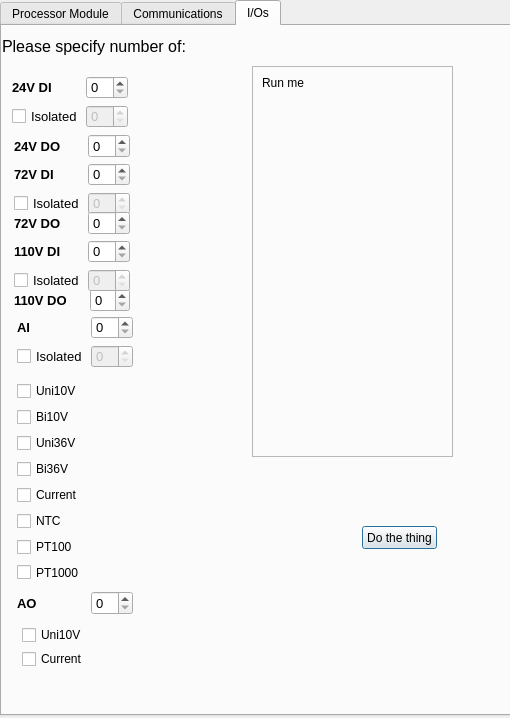
First picture: the form in untitled.ui, repository WRooke/PC3Configurator, before the edit.
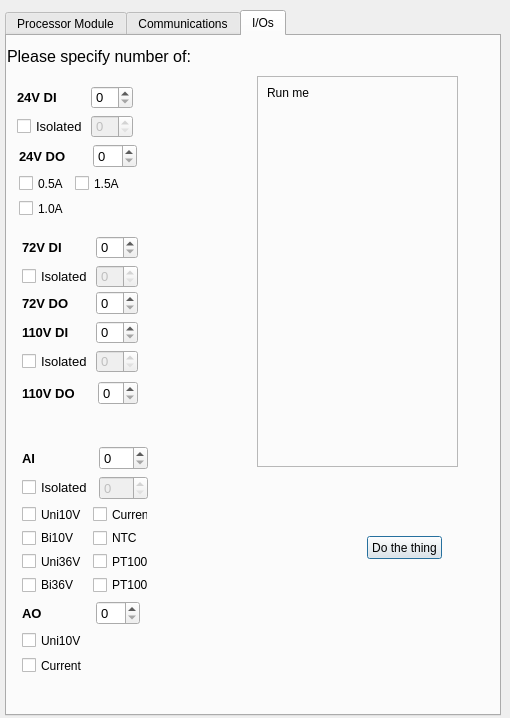
Second picture: the form after the edit.

Commit message:
Added DO currents to GUI and functional code
Have not updated DB to reflect changes and currently code is untested

```diff
--- a/untitled.ui
+++ b/untitled.ui
@@ -16,10 +16,10 @@
   <widget class="QTabWidget" name="tabWidget">
    <property name="geometry">
     <rect>
-     <x>0</x>
-     <y>0</y>
-     <width>511</width>
-     <height>716</height>
+     <x>5</x>
+     <y>10</y>
+     <width>496</width>
+     <height>706</height>
     </rect>
    </property>
    <property name="currentIndex">
@@ -258,140 +258,7 @@
      <property name="geometry">
       <rect>
        <x>15</x>
-       <y>290</y>
-       <width>116</width>
-       <height>52</height>
-      </rect>
-     </property>
-     <layout class="QGridLayout" name="gridLayout_7">
-      <item row="0" column="0">
-       <widget class="QLabel" name="label_8">
-        <property name="minimumSize">
-         <size>
-          <width>68</width>
-          <height>0</height>
-         </size>
-        </property>
-        <property name="font">
-         <font>
-          <pointsize>10</pointsize>
-          <weight>75</weight>
-          <bold>true</bold>
-         </font>
-        </property>
-        <property name="text">
-         <string>AI</string>
-        </property>
-       </widget>
-      </item>
-      <item row="0" column="1">
-       <widget class="QSpinBox" name="AI">
-        <property name="enabled">
-         <bool>true</bool>
-        </property>
-        <property name="font">
-         <font>
-          <pointsize>10</pointsize>
-         </font>
-        </property>
-       </widget>
-      </item>
-      <item row="1" column="0">
-       <widget class="QCheckBox" name="AI_IsoCheck">
-        <property name="font">
-         <font>
-          <pointsize>10</pointsize>
-         </font>
-        </property>
-        <property name="text">
-         <string>Isolated</string>
-        </property>
-        <property name="checked">
-         <bool>false</bool>
-        </property>
-        <property name="autoRepeat">
-         <bool>false</bool>
-        </property>
-        <property name="autoExclusive">
-         <bool>false</bool>
-        </property>
-        <property name="autoRepeatDelay">
-         <number>1</number>
-        </property>
-        <property name="autoRepeatInterval">
-         <number>1</number>
-        </property>
-        <property name="tristate">
-         <bool>false</bool>
-        </property>
-       </widget>
-      </item>
-      <item row="1" column="1">
-       <widget class="QSpinBox" name="AI_ISO">
-        <property name="enabled">
-         <bool>false</bool>
-        </property>
-        <property name="font">
-         <font>
-          <pointsize>10</pointsize>
-         </font>
-        </property>
-       </widget>
-      </item>
-     </layout>
-    </widget>
-    <widget class="QWidget" name="layoutWidget">
-     <property name="geometry">
-      <rect>
-       <x>15</x>
-       <y>565</y>
-       <width>116</width>
-       <height>24</height>
-      </rect>
-     </property>
-     <layout class="QGridLayout" name="gridLayout_8">
-      <item row="0" column="0">
-       <widget class="QLabel" name="label_9">
-        <property name="sizePolicy">
-         <sizepolicy hsizetype="Preferred" vsizetype="Preferred">
-          <horstretch>0</horstretch>
-          <verstretch>0</verstretch>
-         </sizepolicy>
-        </property>
-        <property name="minimumSize">
-         <size>
-          <width>68</width>
-          <height>0</height>
-         </size>
-        </property>
-        <property name="font">
-         <font>
-          <pointsize>10</pointsize>
-          <weight>75</weight>
-          <bold>true</bold>
-         </font>
-        </property>
-        <property name="text">
-         <string>AO</string>
-        </property>
-       </widget>
-      </item>
-      <item row="0" column="1">
-       <widget class="QSpinBox" name="AO">
-        <property name="font">
-         <font>
-          <pointsize>10</pointsize>
-         </font>
-        </property>
-       </widget>
-      </item>
-     </layout>
-    </widget>
-    <widget class="QWidget" name="layoutWidget">
-     <property name="geometry">
-      <rect>
-       <x>12</x>
-       <y>262</y>
+       <y>345</y>
        <width>116</width>
        <height>24</height>
       </rect>
@@ -446,8 +313,8 @@
     <widget class="QWidget" name="layoutWidget">
      <property name="geometry">
       <rect>
-       <x>12</x>
-       <y>137</y>
+       <x>15</x>
+       <y>200</y>
        <width>116</width>
        <height>52</height>
       </rect>
@@ -523,55 +390,8 @@
     <widget class="QWidget" name="layoutWidget">
      <property name="geometry">
       <rect>
-       <x>12</x>
-       <y>108</y>
-       <width>116</width>
-       <height>24</height>
-      </rect>
-     </property>
-     <layout class="QGridLayout" name="gridLayout_2">
-      <item row="0" column="0">
-       <widget class="QLabel" name="label_3">
-        <property name="minimumSize">
-         <size>
-          <width>68</width>
-          <height>0</height>
-         </size>
-        </property>
-        <property name="font">
-         <font>
-          <pointsize>10</pointsize>
-          <weight>75</weight>
-          <bold>true</bold>
-         </font>
-        </property>
-        <property name="text">
-         <string>24V DO</string>
-        </property>
-       </widget>
-      </item>
-      <item row="0" column="1">
-       <widget class="QSpinBox" name="DO24">
-        <property name="maximumSize">
-         <size>
-          <width>16777215</width>
-          <height>16777215</height>
-         </size>
-        </property>
-        <property name="font">
-         <font>
-          <pointsize>10</pointsize>
-         </font>
-        </property>
-       </widget>
-      </item>
-     </layout>
-    </widget>
-    <widget class="QWidget" name="layoutWidget">
-     <property name="geometry">
-      <rect>
-       <x>12</x>
-       <y>185</y>
+       <x>15</x>
+       <y>255</y>
        <width>116</width>
        <height>24</height>
       </rect>
@@ -611,8 +431,8 @@
     <widget class="QWidget" name="layoutWidget">
      <property name="geometry">
       <rect>
-       <x>12</x>
-       <y>214</y>
+       <x>15</x>
+       <y>285</y>
        <width>116</width>
        <height>52</height>
       </rect>
@@ -697,97 +517,298 @@
       </item>
      </layout>
     </widget>
-    <widget class="QWidget" name="layoutWidget">
+    <widget class="QWidget" name="">
      <property name="geometry">
       <rect>
        <x>15</x>
-       <y>355</y>
-       <width>72</width>
-       <height>201</height>
+       <y>410</y>
+       <width>126</width>
+       <height>148</height>
       </rect>
      </property>
-     <layout class="QVBoxLayout" name="AICheckboxes">
+     <layout class="QVBoxLayout" name="AILayout">
       <item>
-       <widget class="QCheckBox" name="AIUni10V">
-        <property name="text">
-         <string>Uni10V</string>
-        </property>
-       </widget>
+       <layout class="QGridLayout" name="gridLayout_7">
+        <item row="0" column="0">
+         <widget class="QLabel" name="label_8">
+          <property name="minimumSize">
+           <size>
+            <width>68</width>
+            <height>0</height>
+           </size>
+          </property>
+          <property name="font">
+           <font>
+            <pointsize>10</pointsize>
+            <weight>75</weight>
+            <bold>true</bold>
+           </font>
+          </property>
+          <property name="text">
+           <string>AI</string>
+          </property>
+         </widget>
+        </item>
+        <item row="0" column="1">
+         <widget class="QSpinBox" name="AI">
+          <property name="enabled">
+           <bool>true</bool>
+          </property>
+          <property name="font">
+           <font>
+            <pointsize>10</pointsize>
+           </font>
+          </property>
+         </widget>
+        </item>
+        <item row="1" column="0">
+         <widget class="QCheckBox" name="AI_IsoCheck">
+          <property name="font">
+           <font>
+            <pointsize>10</pointsize>
+           </font>
+          </property>
+          <property name="text">
+           <string>Isolated</string>
+          </property>
+          <property name="checked">
+           <bool>false</bool>
+          </property>
+          <property name="autoRepeat">
+           <bool>false</bool>
+          </property>
+          <property name="autoExclusive">
+           <bool>false</bool>
+          </property>
+          <property name="autoRepeatDelay">
+           <number>1</number>
+          </property>
+          <property name="autoRepeatInterval">
+           <number>1</number>
+          </property>
+          <property name="tristate">
+           <bool>false</bool>
+          </property>
+         </widget>
+        </item>
+        <item row="1" column="1">
+         <widget class="QSpinBox" name="AI_ISO">
+          <property name="enabled">
+           <bool>false</bool>
+          </property>
+          <property name="font">
+           <font>
+            <pointsize>10</pointsize>
+           </font>
+          </property>
+         </widget>
+        </item>
+       </layout>
       </item>
       <item>
-       <widget class="QCheckBox" name="AIBi10V">
-        <property name="text">
-         <string>Bi10V</string>
-        </property>
-       </widget>
+       <layout class="QFormLayout" name="AICheckboxes">
+        <item row="0" column="0">
+         <widget class="QCheckBox" name="AIUni10V">
+          <property name="text">
+           <string>Uni10V</string>
+          </property>
+         </widget>
+        </item>
+        <item row="0" column="1">
+         <widget class="QCheckBox" name="AICurrent">
+          <property name="text">
+           <string>Current</string>
+          </property>
+         </widget>
+        </item>
+        <item row="1" column="0">
+         <widget class="QCheckBox" name="AIBi10V">
+          <property name="text">
+           <string>Bi10V</string>
+          </property>
+         </widget>
+        </item>
+        <item row="1" column="1">
+         <widget class="QCheckBox" name="AINTC">
+          <property name="text">
+           <string>NTC</string>
+          </property>
+         </widget>
+        </item>
+        <item row="2" column="0">
+         <widget class="QCheckBox" name="AIUni36V">
+          <property name="text">
+           <string>Uni36V</string>
+          </property>
+         </widget>
+        </item>
+        <item row="2" column="1">
+         <widget class="QCheckBox" name="AIPT100">
+          <property name="text">
+           <string>PT100</string>
+          </property>
+         </widget>
+        </item>
+        <item row="3" column="0">
+         <widget class="QCheckBox" name="AIBi36V">
+          <property name="text">
+           <string>Bi36V</string>
+          </property>
+         </widget>
+        </item>
+        <item row="3" column="1">
+         <widget class="QCheckBox" name="AIPT1000">
+          <property name="text">
+           <string>PT1000</string>
+          </property>
+         </widget>
+        </item>
+       </layout>
       </item>
+     </layout>
+    </widget>
+    <widget class="QWidget" name="">
+     <property name="geometry">
+      <rect>
+       <x>15</x>
+       <y>565</y>
+       <width>118</width>
+       <height>74</height>
+      </rect>
+     </property>
+     <layout class="QVBoxLayout" name="AOLayout">
       <item>
-       <widget class="QCheckBox" name="AIUni36V">
-        <property name="text">
-         <string>Uni36V</string>
-        </property>
-       </widget>
+       <layout class="QGridLayout" name="gridLayout_8">
+        <item row="0" column="0">
+         <widget class="QLabel" name="label_9">
+          <property name="sizePolicy">
+           <sizepolicy hsizetype="Preferred" vsizetype="Preferred">
+            <horstretch>0</horstretch>
+            <verstretch>0</verstretch>
+           </sizepolicy>
+          </property>
+          <property name="minimumSize">
+           <size>
+            <width>68</width>
+            <height>0</height>
+           </size>
+          </property>
+          <property name="font">
+           <font>
+            <pointsize>10</pointsize>
+            <weight>75</weight>
+            <bold>true</bold>
+           </font>
+          </property>
+          <property name="text">
+           <string>AO</string>
+          </property>
+         </widget>
+        </item>
+        <item row="0" column="1">
+         <widget class="QSpinBox" name="AO">
+          <property name="font">
+           <font>
+            <pointsize>10</pointsize>
+           </font>
+          </property>
+         </widget>
+        </item>
+       </layout>
       </item>
       <item>
-       <widget class="QCheckBox" name="AIBi36V">
-        <property name="text">
-         <string>Bi36V</string>
-        </property>
-       </widget>
+       <layout class="QVBoxLayout" name="AOCheckboxes">
+        <item>
+         <widget class="QCheckBox" name="AOUni10V">
+          <property name="text">
+           <string>Uni10V</string>
+          </property>
+         </widget>
+        </item>
+        <item>
+         <widget class="QCheckBox" name="AOCurrent">
+          <property name="text">
+           <string>Current</string>
+          </property>
+         </widget>
+        </item>
+       </layout>
       </item>
-      <item>
-       <widget class="QCheckBox" name="AICurrent">
-        <property name="text">
-         <string>Current</string>
-        </property>
-       </widget>
-      </item>
-      <item>
-       <widget class="QCheckBox" name="AINTC">
-        <property name="text">
-         <string>NTC</string>
-        </property>
-       </widget>
-      </item>
-      <item>
-       <widget class="QCheckBox" name="AIPT100">
-        <property name="text">
-         <string>PT100</string>
-        </property>
-       </widget>
-      </item>
-      <item>
-       <widget class="QCheckBox" name="AIPT1000">
-        <property name="text">
-         <string>PT1000</string>
-        </property>
-       </widget>
-      </item>
      </layout>
     </widget>
-    <widget class="QWidget" name="layoutWidget">
+    <widget class="QWidget" name="">
      <property name="geometry">
       <rect>
-       <x>20</x>
-       <y>600</y>
-       <width>72</width>
-       <height>42</height>
+       <x>12</x>
+       <y>108</y>
+       <width>118</width>
+       <height>74</height>
       </rect>
      </property>
-     <layout class="QVBoxLayout" name="AOCheckboxes">
+     <layout class="QVBoxLayout" name="DO24Layout">
       <item>
-       <widget class="QCheckBox" name="AOUni10V">
-        <property name="text">
-         <string>Uni10V</string>
-        </property>
-       </widget>
+       <layout class="QGridLayout" name="gridLayout_2">
+        <item row="0" column="0">
+         <widget class="QLabel" name="label_3">
+          <property name="minimumSize">
+           <size>
+            <width>68</width>
+            <height>0</height>
+           </size>
+          </property>
+          <property name="font">
+           <font>
+            <pointsize>10</pointsize>
+            <weight>75</weight>
+            <bold>true</bold>
+           </font>
+          </property>
+          <property name="text">
+           <string>24V DO</string>
+          </property>
+         </widget>
+        </item>
+        <item row="0" column="1">
+         <widget class="QSpinBox" name="DO24">
+          <property name="maximumSize">
+           <size>
+            <width>16777215</width>
+            <height>16777215</height>
+           </size>
+          </property>
+          <property name="font">
+           <font>
+            <pointsize>10</pointsize>
+           </font>
+          </property>
+         </widget>
+        </item>
+       </layout>
       </item>
       <item>
-       <widget class="QCheckBox" name="AOCurrent">
-        <property name="text">
-         <string>Current</string>
-        </property>
-       </widget>
+       <layout class="QFormLayout" name="DO24Checkboxes">
+        <item row="0" column="0">
+         <widget class="QCheckBox" name="A05">
+          <property name="text">
+           <string>0.5A</string>
+          </property>
+         </widget>
+        </item>
+        <item row="0" column="1">
+         <widget class="QCheckBox" name="A15">
+          <property name="text">
+           <string>1.5A</string>
+          </property>
+         </widget>
+        </item>
+        <item row="1" column="0">
+         <widget class="QCheckBox" name="A10">
+          <property name="text">
+           <string>1.0A</string>
+          </property>
+         </widget>
+        </item>
+       </layout>
       </item>
      </layout>
     </widget>
```
Left out of the diff: 2 changed lines with no effect on the pictures. The commit also changes 7 other files.
